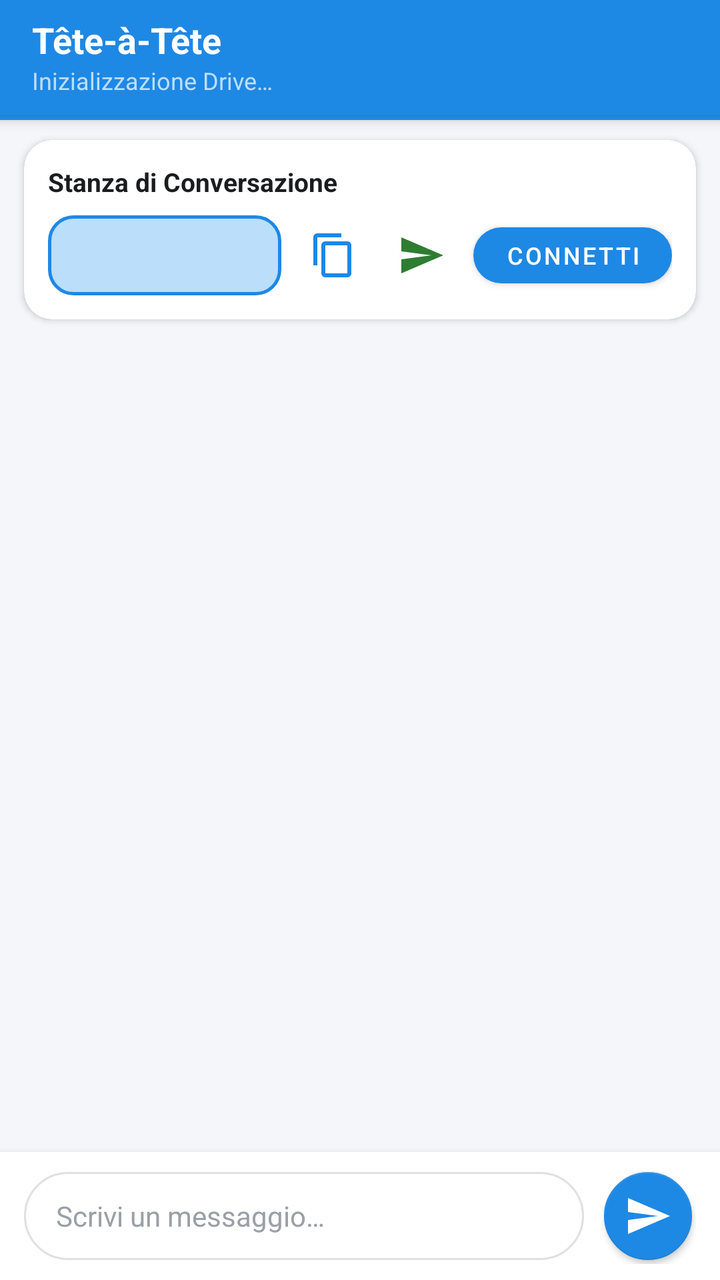
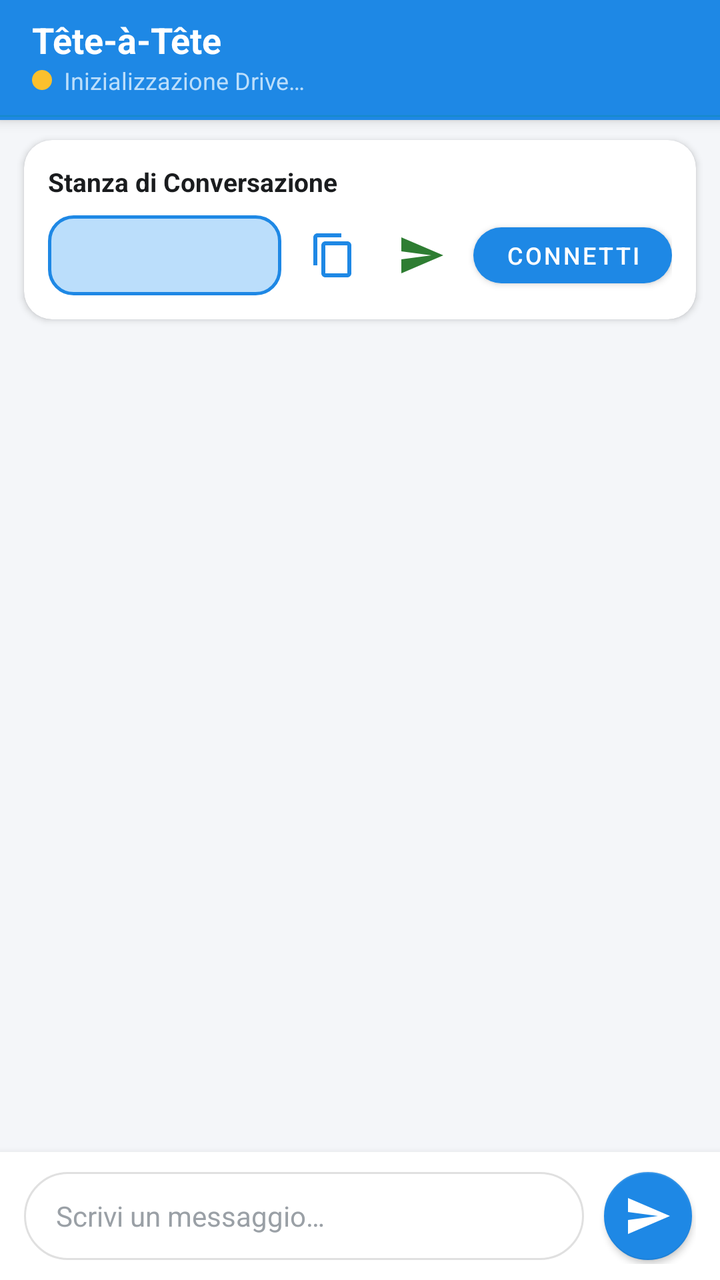

The first picture is an Android layout as it rendered before a commit; the second is the same layout after the commit. The layout source and the unified diff follow.
<!-- AndroidManifest.xml: application theme AppTheme -->
<!-- res/layout/activity_chat.xml -->
<?xml version="1.0" encoding="utf-8"?>
<androidx.coordinatorlayout.widget.CoordinatorLayout
    xmlns:android="http://schemas.android.com/apk/res/android"
    xmlns:app="http://schemas.android.com/apk/res-auto"
    xmlns:tools="http://schemas.android.com/tools"
    android:layout_width="match_parent"
    android:layout_height="match_parent"
    android:background="@color/background">

    
    <com.google.android.material.appbar.AppBarLayout
        android:id="@+id/appBarLayout"
        android:layout_width="match_parent"
        android:layout_height="wrap_content"
        android:theme="@style/ThemeOverlay.MaterialComponents.Dark.ActionBar">

        <androidx.appcompat.widget.Toolbar
            android:id="@+id/toolbar"
            android:layout_width="match_parent"
            android:layout_height="?attr/actionBarSize"
            android:background="@color/primary"
            app:popupTheme="@style/ThemeOverlay.MaterialComponents.Light">

            <LinearLayout
                android:layout_width="match_parent"
                android:layout_height="wrap_content"
                android:orientation="vertical">

                <TextView
                    android:id="@+id/toolbarTitle"
                    android:layout_width="wrap_content"
                    android:layout_height="wrap_content"
                    android:text="@string/app_name"
                    android:textColor="@color/surface"
                    android:textSize="18sp"
                    android:textStyle="bold" />

                <TextView
                    android:id="@+id/txtStatus"
                    android:layout_width="wrap_content"
                    android:layout_height="wrap_content"
                    android:text="@string/status_connecting"
                    android:textColor="@color/primaryLight"
                    android:textSize="12sp" />

            </LinearLayout>

        </androidx.appcompat.widget.Toolbar>

        
        <ProgressBar
            android:id="@+id/prgMain"
            style="?android:attr/progressBarStyleHorizontal"
            android:layout_width="match_parent"
            android:layout_height="4dp"
            android:indeterminate="true"
            android:indeterminateTint="@color/secondary"
            android:visibility="visible" />

    </com.google.android.material.appbar.AppBarLayout>

    
    <androidx.constraintlayout.widget.ConstraintLayout
        android:layout_width="match_parent"
        android:layout_height="match_parent"
        app:layout_behavior="@string/appbar_scrolling_view_behavior">

        
        <LinearLayout
            android:id="@+id/bannerNoConnection"
            android:layout_width="0dp"
            android:layout_height="wrap_content"
            android:background="@color/status_disconnected"
            android:gravity="center"
            android:orientation="horizontal"
            android:paddingStart="12dp"
            android:paddingTop="7dp"
            android:paddingEnd="12dp"
            android:paddingBottom="7dp"
            android:visibility="gone"
            app:layout_constraintEnd_toEndOf="parent"
            app:layout_constraintStart_toStartOf="parent"
            app:layout_constraintTop_toTopOf="parent">

            <ImageView
                android:layout_width="16dp"
                android:layout_height="16dp"
                android:contentDescription="@string/no_connection_msg"
                android:src="@drawable/ic_no_wifi"
                app:tint="@color/surface" />

            <TextView
                android:layout_width="wrap_content"
                android:layout_height="wrap_content"
                android:layout_marginStart="8dp"
                android:text="@string/no_connection_msg"
                android:textColor="@color/surface"
                android:textSize="12sp"
                android:textStyle="bold" />

        </LinearLayout>

        
        <com.google.android.material.card.MaterialCardView
            android:id="@+id/cardRoom"
            android:layout_width="0dp"
            android:layout_height="wrap_content"
            android:layout_marginStart="12dp"
            android:layout_marginTop="10dp"
            android:layout_marginEnd="12dp"
            app:cardBackgroundColor="@color/surface"
            app:cardCornerRadius="14dp"
            app:cardElevation="2dp"
            app:layout_constraintEnd_toEndOf="parent"
            app:layout_constraintStart_toStartOf="parent"
            app:layout_constraintTop_toBottomOf="@+id/bannerNoConnection">

            <LinearLayout
                android:layout_width="match_parent"
                android:layout_height="wrap_content"
                android:orientation="vertical"
                android:padding="12dp">

                <TextView
                    android:layout_width="wrap_content"
                    android:layout_height="wrap_content"
                    android:text="@string/room_title"
                    android:textColor="@color/text_primary"
                    android:textSize="13sp"
                    android:textStyle="bold" />

                <LinearLayout
                    android:layout_width="match_parent"
                    android:layout_height="wrap_content"
                    android:layout_marginTop="8dp"
                    android:gravity="center_vertical"
                    android:orientation="horizontal">

                    
                    <Spinner
                        android:id="@+id/roomSpinner"
                        android:layout_width="0dp"
                        android:layout_height="40dp"
                        android:layout_weight="1"
                        android:background="@drawable/bg_spinner"
                        android:paddingStart="8dp"
                        android:paddingEnd="8dp" />

                    
                    <ImageButton
                        android:id="@+id/btnPlay"
                        android:layout_width="40dp"
                        android:layout_height="40dp"
                        android:layout_marginStart="6dp"
                        android:background="?attr/selectableItemBackgroundBorderless"
                        android:contentDescription="@string/btn_copy_id"
                        android:src="@drawable/ic_content_copy" />

                    
                    <ImageButton
                        android:id="@+id/btnWhatsApp"
                        android:layout_width="40dp"
                        android:layout_height="40dp"
                        android:layout_marginStart="4dp"
                        android:background="?attr/selectableItemBackgroundBorderless"
                        android:contentDescription="Condividi su WhatsApp"
                        android:src="@drawable/ic_send_vector"
                        app:tint="@color/status_connected" />

                    
                    <com.google.android.material.button.MaterialButton
                        android:id="@+id/BtnCollega"
                        android:layout_width="wrap_content"
                        android:layout_height="40dp"
                        android:layout_marginStart="6dp"
                        android:text="@string/btn_connect"
                        android:textSize="12sp"
                        app:cornerRadius="20dp" />

                </LinearLayout>

            </LinearLayout>

        </com.google.android.material.card.MaterialCardView>

        
        <LinearLayout
            android:id="@+id/emptyStateLayout"
            android:layout_width="wrap_content"
            android:layout_height="wrap_content"
            android:gravity="center"
            android:orientation="vertical"
            android:padding="24dp"
            android:visibility="gone"
            app:layout_constraintBottom_toTopOf="@+id/bottomBar"
            app:layout_constraintEnd_toEndOf="parent"
            app:layout_constraintStart_toStartOf="parent"
            app:layout_constraintTop_toBottomOf="@+id/cardRoom">

            <ImageView
                android:layout_width="64dp"
                android:layout_height="64dp"
                android:alpha="0.6"
                android:contentDescription="@string/empty_chat_title"
                android:src="@mipmap/ic_launcher" />

            <TextView
                android:layout_width="wrap_content"
                android:layout_height="wrap_content"
                android:layout_marginTop="12dp"
                android:text="@string/empty_chat_title"
                android:textColor="@color/text_primary"
                android:textSize="16sp"
                android:textStyle="bold" />

            <TextView
                android:layout_width="260dp"
                android:layout_height="wrap_content"
                android:layout_marginTop="6dp"
                android:gravity="center"
                android:text="@string/empty_chat_subtitle"
                android:textColor="@color/text_secondary"
                android:textSize="13sp" />

        </LinearLayout>

        
        <androidx.recyclerview.widget.RecyclerView
            android:id="@+id/messagesContainer"
            android:layout_width="0dp"
            android:layout_height="0dp"
            android:clipToPadding="false"
            android:paddingTop="8dp"
            android:paddingBottom="8dp"
            app:layout_constraintBottom_toTopOf="@+id/bottomBar"
            app:layout_constraintEnd_toEndOf="parent"
            app:layout_constraintStart_toStartOf="parent"
            app:layout_constraintTop_toBottomOf="@+id/cardRoom" />

        
        <LinearLayout
            android:id="@+id/bottomBar"
            android:layout_width="0dp"
            android:layout_height="wrap_content"
            android:background="@color/surface"
            android:elevation="6dp"
            android:gravity="center_vertical"
            android:orientation="horizontal"
            android:paddingStart="12dp"
            android:paddingTop="8dp"
            android:paddingEnd="12dp"
            android:paddingBottom="8dp"
            app:layout_constraintBottom_toBottomOf="parent"
            app:layout_constraintEnd_toEndOf="parent"
            app:layout_constraintStart_toStartOf="parent">

            <EditText
                android:id="@+id/messageEdit"
                android:layout_width="0dp"
                android:layout_height="wrap_content"
                android:layout_weight="1"
                android:background="@drawable/bg_chat_input"
                android:hint="@string/type_message_hint"
                android:imeOptions="actionSend"
                android:inputType="textMultiLine|textCapSentences"
                android:maxLines="4"
                android:minHeight="44dp"
                android:paddingStart="16dp"
                android:paddingTop="10dp"
                android:paddingEnd="16dp"
                android:paddingBottom="10dp"
                android:textColor="@color/text_primary"
                android:textColorHint="@color/text_hint"
                android:textSize="14sp" />

            <com.google.android.material.floatingactionbutton.FloatingActionButton
                android:id="@+id/chatSendButton"
                android:layout_width="wrap_content"
                android:layout_height="wrap_content"
                android:layout_marginStart="8dp"
                android:contentDescription="@string/send"
                app:backgroundTint="@color/primary"
                app:elevation="2dp"
                app:fabCustomSize="44dp"
                app:srcCompat="@drawable/ic_send_vector"
                app:tint="@color/surface" />

        </LinearLayout>

    </androidx.constraintlayout.widget.ConstraintLayout>

</androidx.coordinatorlayout.widget.CoordinatorLayout>
<!-- resources referenced by this layout -->
<resources>
  <color name="background">#F4F6F9</color>
  <color name="primary">#1E88E5</color>
  <color name="primaryLight">#BBDEFB</color>
  <color name="secondary">#00897B</color>
  <color name="status_connected">#2E7D32</color>
  <color name="status_disconnected">#C62828</color>
  <color name="surface">#FFFFFF</color>
  <color name="text_hint">#9AA0A6</color>
  <color name="text_primary">#1A1C1E</color>
  <color name="text_secondary">#5F6368</color>
  <!-- drawable bg_chat_input (drawable) -->
  <?xml version="1.0" encoding="utf-8"?>
  <shape xmlns:android="http://schemas.android.com/apk/res/android"
      android:shape="rectangle">
      <solid android:color="@color/surface" />
      <stroke
          android:width="1dp"
          android:color="@color/divider" />
      <corners android:radius="24dp" />
  </shape>
  <!-- drawable bg_spinner (drawable) -->
  <?xml version="1.0" encoding="utf-8"?>
  <shape xmlns:android="http://schemas.android.com/apk/res/android"
      android:shape="rectangle">
      <solid android:color="@color/primaryLight" />
      <stroke
          android:width="1.5dp"
          android:color="@color/primary" />
      <corners android:radius="12dp" />
  </shape>
  <!-- drawable ic_content_copy (drawable) -->
  <vector xmlns:android="http://schemas.android.com/apk/res/android"
      android:width="24dp"
      android:height="24dp"
      android:viewportWidth="24"
      android:viewportHeight="24">
      <path
          android:fillColor="@color/primary"
          android:pathData="M16,1H4c-1.1,0 -2,0.9 -2,2v14h2V3h12V1zm3,4H8c-1.1,0 -2,0.9 -2,2v14c0,1.1 0.9,2 2,2h11c1.1,0 2,-0.9 2,-2V7c0,-1.1 -0.9,-2 -2,-2zm0,16H8V7h11v14z" />
  </vector>
  <!-- drawable ic_send_vector (drawable) -->
  <vector xmlns:android="http://schemas.android.com/apk/res/android"
      android:width="24dp"
      android:height="24dp"
      android:viewportWidth="24"
      android:viewportHeight="24">
      <path
          android:fillColor="@color/surface"
          android:pathData="M2.01,21L23,12 2.01,3 2,10l15,2 -15,2z" />
  </vector>
  <string name="app_name">Tête-à-Tête</string>
  <string name="btn_connect">Connetti</string>
  <string name="btn_copy_id">Copia ID</string>
  <string name="empty_chat_subtitle">Condividi il tuo ID con il contatto o incolla il suo ID per iniziare a chattare in modo privato.</string>
  <string name="empty_chat_title">Nessun messaggio ancora</string>
  <string name="no_connection_msg">Nessuna connessione a Internet</string>
  <string name="room_title">Stanza di Conversazione</string>
  <string name="send">Invia</string>
  <string name="status_connecting">Inizializzazione Drive…</string>
  <string name="type_message_hint">Scrivi un messaggio…</string>
  <style name="AppTheme" parent="Theme.MaterialComponents.DayNight.NoActionBar">
          <item name="colorPrimary">@color/primary</item>
          <item name="colorPrimaryVariant">@color/primaryVariant</item>
          <item name="colorSecondary">@color/secondary</item>
          <item name="colorSecondaryVariant">@color/secondaryVariant</item>
          <item name="android:statusBarColor">@color/primaryVariant</item>
          <item name="android:windowBackground">@color/background</item>
      </style>
  <color name="divider">#E0E0E0</color>
  <color name="primaryVariant">#1565C0</color>
  <color name="secondaryVariant">#00695C</color>
  <!-- unchanged entries left out for length: 2 -->
</resources>

<!-- the commit's change to res/layout/activity_chat.xml (unified diff, before → after) -->
@@ -35,13 +35,29 @@
                     android:textSize="18sp"
                     android:textStyle="bold" />
 
-                <TextView
-                    android:id="@+id/txtStatus"
+                <LinearLayout
                     android:layout_width="wrap_content"
                     android:layout_height="wrap_content"
-                    android:text="@string/status_connecting"
-                    android:textColor="@color/primaryLight"
-                    android:textSize="12sp" />
+                    android:gravity="center_vertical"
+                    android:orientation="horizontal">
+
+                    <ImageView
+                        android:id="@+id/imgStatusLed"
+                        android:layout_width="10dp"
+                        android:layout_height="10dp"
+                        android:layout_marginEnd="6dp"
+                        android:contentDescription="Status LED"
+                        android:src="@drawable/ic_led_yellow" />
+
+                    <TextView
+                        android:id="@+id/txtStatus"
+                        android:layout_width="wrap_content"
+                        android:layout_height="wrap_content"
+                        android:text="@string/status_connecting"
+                        android:textColor="@color/primaryLight"
+                        android:textSize="12sp" />
+
+                </LinearLayout>
 
             </LinearLayout>
 
<!-- resource entries referenced after the edit -->
@@ -40,6 +40,15 @@
           android:fillColor="@color/primary"
           android:pathData="M16,1H4c-1.1,0 -2,0.9 -2,2v14h2V3h12V1zm3,4H8c-1.1,0 -2,0.9 -2,2v14c0,1.1 0.9,2 2,2h11c1.1,0 2,-0.9 2,-2V7c0,-1.1 -0.9,-2 -2,-2zm0,16H8V7h11v14z" />
   </vector>
+  <!-- drawable ic_led_yellow (drawable) -->
+  <?xml version="1.0" encoding="utf-8"?>
+  <shape xmlns:android="http://schemas.android.com/apk/res/android"
+      android:shape="oval">
+      <solid android:color="#FBC02D" />
+      <size
+          android:width="12dp"
+          android:height="12dp" />
+  </shape>
   <!-- drawable ic_send_vector (drawable) -->
   <vector xmlns:android="http://schemas.android.com/apk/res/android"
       android:width="24dp"
